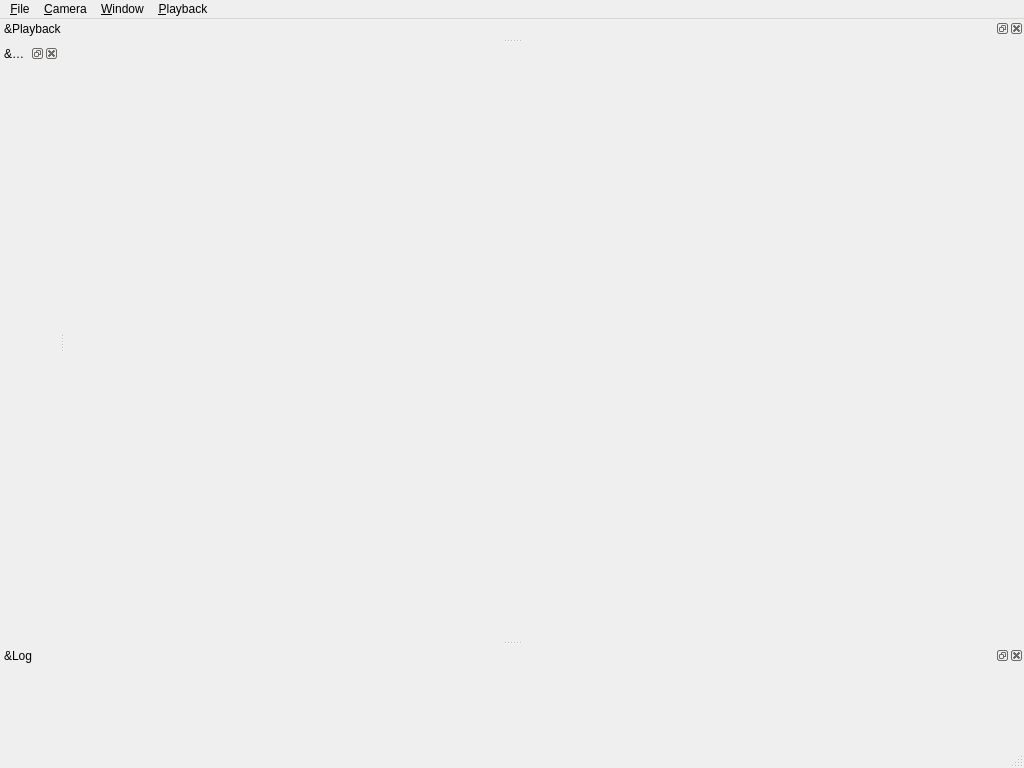
Old version of the form src/window/MainWindow.ui in the repository usnistgov/NetSimulyzer.
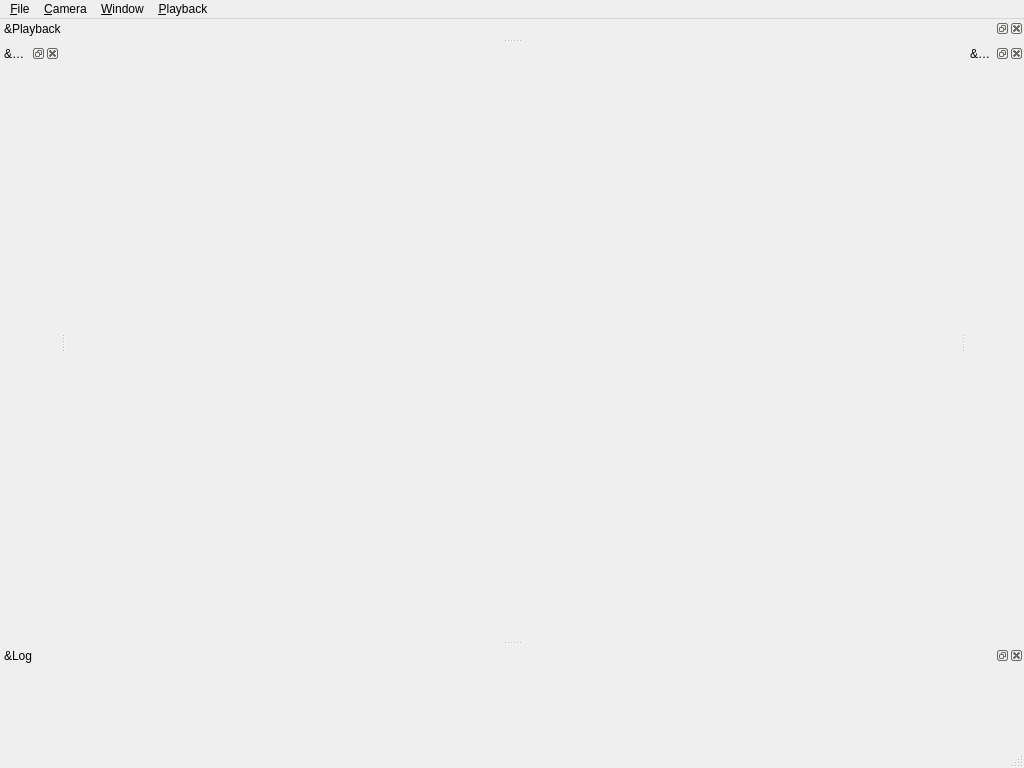
New version of the form. Icons and pictures are not drawn.

Diff of the .ui file:
```diff
--- a/src/window/MainWindow.ui
+++ b/src/window/MainWindow.ui
@@ -77,7 +77,7 @@
    </property>
    <property name="minimumSize">
     <size>
-     <width>59</width>
+     <width>60</width>
      <height>35</height>
     </size>
    </property>
@@ -129,6 +129,18 @@
    </attribute>
    <widget class="QWidget" name="dockWidgetContents_2"/>
   </widget>
+  <widget class="QDockWidget" name="nodeDetailsDock">
+   <property name="allowedAreas">
+    <set>Qt::LeftDockWidgetArea|Qt::RightDockWidgetArea</set>
+   </property>
+   <property name="windowTitle">
+    <string>&amp;Detail</string>
+   </property>
+   <attribute name="dockWidgetArea">
+    <number>2</number>
+   </attribute>
+   <widget class="QWidget" name="dockWidgetContents"/>
+  </widget>
   <action name="actionLoad">
    <property name="text">
     <string>&amp;Load</string>
```
Left out of the diff: 2 changed lines with no effect on the pictures.
